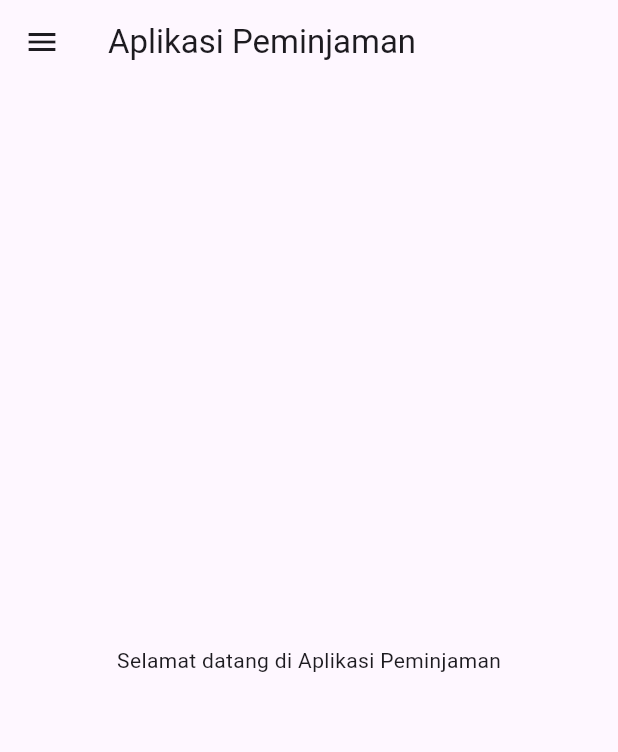
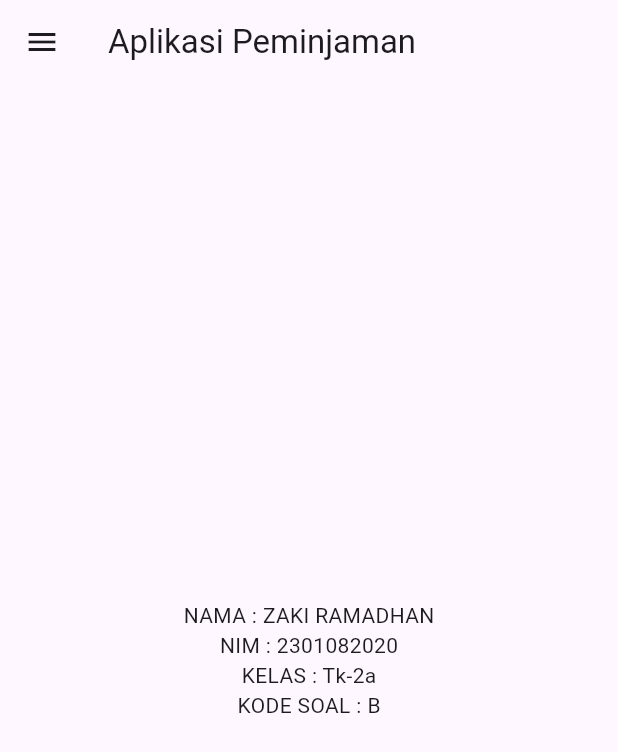
Before and after one commit to wSkidX/UTS_2301082020, a Flutter app: the screen it shows after launch, on a phone screen of 412 x 824 dp. Shown: the top 752 px of the screen. Run offline on Flutter 3.47's test engine with Material 3 defaults, Android fonts, the phone set to English and light mode, and no system bars.

Commit message:
initial commit

```diff
--- a/lib/main.dart
+++ b/lib/main.dart
@@ -15,6 +15,7 @@ class MyApp extends StatelessWidget {
       title: 'Aplikasi Peminjaman',
       theme: ThemeData(
         primarySwatch: Colors.blue,
+        fontFamily: 'Roboto',
       ),
       home: const HomePage(),
     );
@@ -29,23 +30,37 @@ class HomePage extends StatelessWidget {
     return Scaffold(
       appBar: AppBar(
         title: const Text('Aplikasi Peminjaman'),
+        elevation: 0,
       ),
       drawer: Drawer(
         child: ListView(
           padding: EdgeInsets.zero,
           children: [
-            const DrawerHeader(
+            DrawerHeader(
               decoration: BoxDecoration(
                 color: Colors.blue,
+                image: DecorationImage(
+                  image: AssetImage('assets/images/loan_background.jpg'),
+                  fit: BoxFit.cover,
+                ),
               ),
-              child: Text('Menu'),
+              child: Text(
+                'Menu',
+                style: TextStyle(
+                  color: Colors.white,
+                  fontSize: 24,
+                  fontWeight: FontWeight.bold,
+                ),
+              ),
             ),
             ListTile(
+              leading: Icon(Icons.monetization_on),
               title: const Text('Proses Peminjaman'),
               onTap: () {
                 Navigator.push(
                   context,
-                  MaterialPageRoute(builder: (context) => const ProsesPeminjamanPage()),
+                  MaterialPageRoute(
+                      builder: (context) => const ProsesPeminjamanPage()),
                 );
               },
             ),
@@ -53,7 +68,15 @@ class HomePage extends StatelessWidget {
         ),
       ),
       body: const Center(
-        child: Text('Selamat datang di Aplikasi Peminjaman'),
+        child: Column(
+          mainAxisAlignment: MainAxisAlignment.center,
+          children: [
+            Text('NAMA : ZAKI RAMADHAN'),
+            Text('NIM : 2301082020'),
+            Text('KELAS : Tk-2a'),
+            Text('KODE SOAL : B'),
+          ],
+        ),
       ),
     );
   }
```
